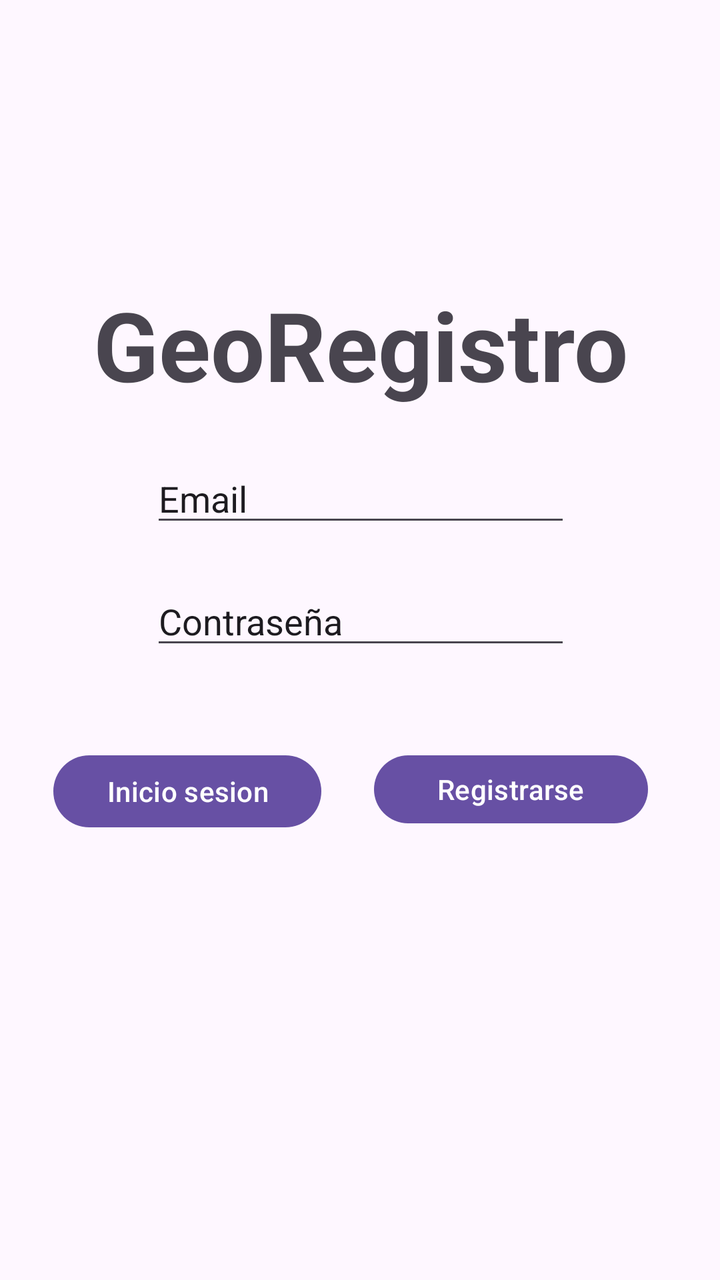
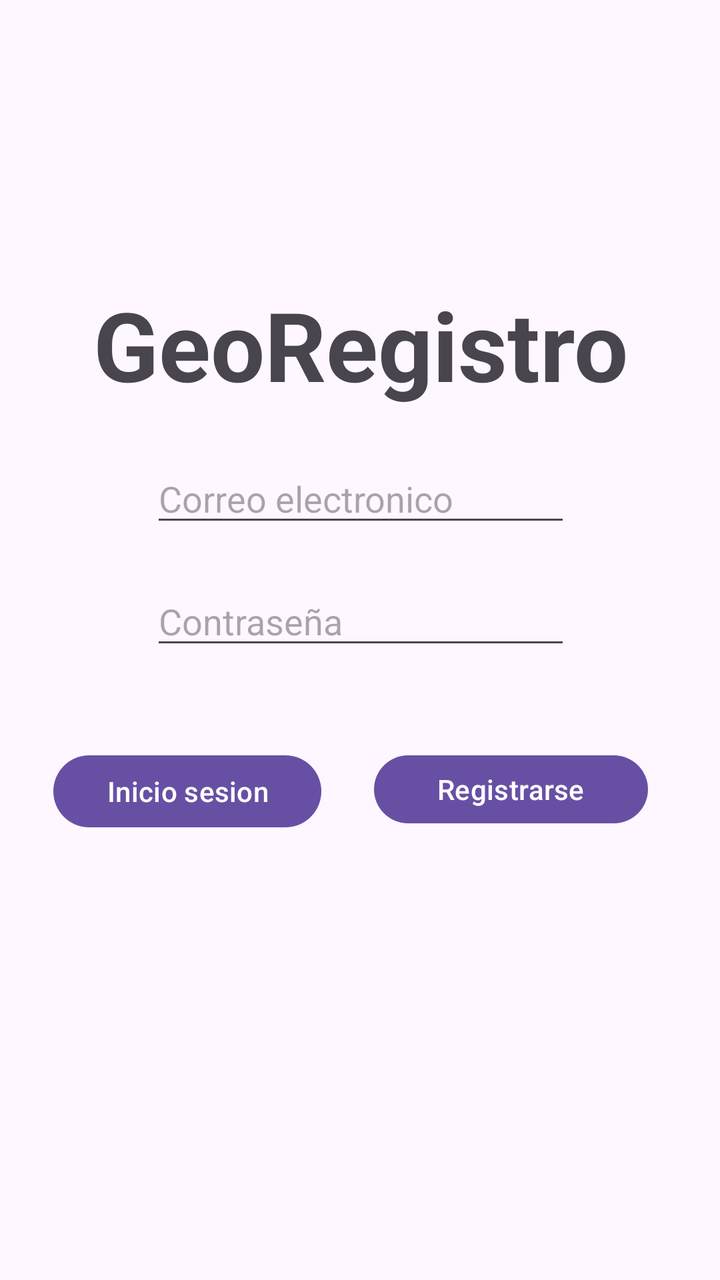

The first picture is an Android layout as it rendered before a commit; the second is the same layout after the commit. The layout source and the unified diff follow.
<!-- AndroidManifest.xml: application theme Theme.GeoRegistro -->
<!-- res/layout/activity_main.xml -->
<?xml version="1.0" encoding="utf-8"?>
<androidx.constraintlayout.widget.ConstraintLayout xmlns:android="http://schemas.android.com/apk/res/android"
    xmlns:app="http://schemas.android.com/apk/res-auto"
    xmlns:tools="http://schemas.android.com/tools"
    android:id="@+id/main"
    android:layout_width="match_parent"
    android:layout_height="match_parent"
    tools:context=".MainActivity">

    <TextView
        android:id="@+id/textView"
        android:layout_width="273dp"
        android:layout_height="67dp"
        android:layout_marginTop="140dp"
        android:text="GeoRegistro"
        android:textAlignment="center"
        android:textSize="48sp"
        android:textStyle="bold"
        app:layout_constraintEnd_toEndOf="parent"
        app:layout_constraintStart_toStartOf="parent"
        app:layout_constraintTop_toTopOf="parent" />

    <EditText
        android:id="@+id/editTextText"
        android:layout_width="wrap_content"
        android:layout_height="wrap_content"
        android:layout_marginTop="20dp"
        android:ems="10"
        android:inputType="text"
        android:text="Email"
        app:layout_constraintEnd_toEndOf="parent"
        app:layout_constraintHorizontal_bias="0.502"
        app:layout_constraintStart_toStartOf="parent"
        app:layout_constraintTop_toBottomOf="@+id/textView" />

    <EditText
        android:id="@+id/editTextText2"
        android:layout_width="wrap_content"
        android:layout_height="wrap_content"
        android:layout_marginTop="20dp"
        android:ems="10"
        android:inputType="text"
        android:text="Contraseña"
        app:layout_constraintEnd_toEndOf="parent"
        app:layout_constraintHorizontal_bias="0.502"
        app:layout_constraintStart_toStartOf="parent"
        app:layout_constraintTop_toBottomOf="@+id/editTextText" />

    <Button
        android:id="@+id/btnIniciarSesion"
        android:layout_width="134dp"
        android:layout_height="44dp"
        android:layout_marginTop="44dp"
        android:text="Inicio sesion"
        app:layout_constraintEnd_toStartOf="@+id/btnRegistrar"
        app:layout_constraintStart_toStartOf="parent"
        app:layout_constraintTop_toBottomOf="@+id/editTextText2" />

    <Button
        android:id="@+id/btnRegistrar"
        android:layout_width="137dp"
        android:layout_height="42dp"
        android:layout_marginTop="44dp"
        android:layout_marginEnd="36dp"
        android:text="Registrarse"
        app:layout_constraintEnd_toEndOf="parent"
        app:layout_constraintTop_toBottomOf="@+id/editTextText2" />
</androidx.constraintlayout.widget.ConstraintLayout>
<!-- resources referenced by this layout -->
<resources>
  <style name="Theme.GeoRegistro" parent="Base.Theme.GeoRegistro" />
  <style name="Base.Theme.GeoRegistro" parent="Theme.Material3.DayNight.NoActionBar">
          
          
      </style>
</resources>

<!-- the commit's change to res/layout/activity_main.xml (unified diff, before → after) -->
@@ -21,30 +21,30 @@
         app:layout_constraintTop_toTopOf="parent" />
 
     <EditText
-        android:id="@+id/editTextText"
+        android:id="@+id/etEmail"
         android:layout_width="wrap_content"
         android:layout_height="wrap_content"
         android:layout_marginTop="20dp"
         android:ems="10"
-        android:inputType="text"
-        android:text="Email"
+        android:inputType="textEmailAddress"
+        android:hint="Correo electronico"
         app:layout_constraintEnd_toEndOf="parent"
         app:layout_constraintHorizontal_bias="0.502"
         app:layout_constraintStart_toStartOf="parent"
         app:layout_constraintTop_toBottomOf="@+id/textView" />
 
     <EditText
-        android:id="@+id/editTextText2"
+        android:id="@+id/etContrasena"
         android:layout_width="wrap_content"
         android:layout_height="wrap_content"
         android:layout_marginTop="20dp"
         android:ems="10"
-        android:inputType="text"
-        android:text="Contraseña"
+        android:inputType="textPassword"
+        android:hint="Contraseña"
         app:layout_constraintEnd_toEndOf="parent"
         app:layout_constraintHorizontal_bias="0.502"
         app:layout_constraintStart_toStartOf="parent"
-        app:layout_constraintTop_toBottomOf="@+id/editTextText" />
+        app:layout_constraintTop_toBottomOf="@+id/etEmail" />
 
     <Button
         android:id="@+id/btnIniciarSesion"
@@ -54,7 +54,7 @@
         android:text="Inicio sesion"
         app:layout_constraintEnd_toStartOf="@+id/btnRegistrar"
         app:layout_constraintStart_toStartOf="parent"
-        app:layout_constraintTop_toBottomOf="@+id/editTextText2" />
+        app:layout_constraintTop_toBottomOf="@+id/etContrasena" />
 
     <Button
         android:id="@+id/btnRegistrar"
@@ -64,5 +64,5 @@
         android:layout_marginEnd="36dp"
         android:text="Registrarse"
         app:layout_constraintEnd_toEndOf="parent"
-        app:layout_constraintTop_toBottomOf="@+id/editTextText2" />
+        app:layout_constraintTop_toBottomOf="@+id/etContrasena" />
 </androidx.constraintlayout.widget.ConstraintLayout>
